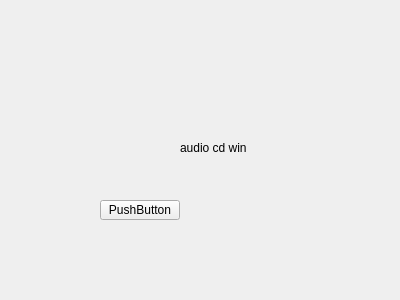
Qt form CaX/widget/audiocdwindow.ui (fsest4u/CaX_03) before a commit.
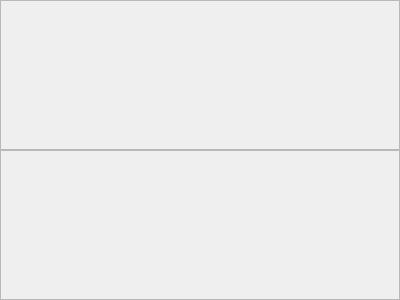
The same form after that commit.

```diff
--- a/CaX/widget/audiocdwindow.ui
+++ b/CaX/widget/audiocdwindow.ui
@@ -13,32 +13,77 @@
   <property name="windowTitle">
    <string>Form</string>
   </property>
-  <widget class="QLabel" name="label">
-   <property name="geometry">
-    <rect>
-     <x>180</x>
-     <y>140</y>
-     <width>101</width>
-     <height>16</height>
-    </rect>
+  <layout class="QVBoxLayout" name="verticalLayout">
+   <property name="spacing">
+    <number>0</number>
    </property>
-   <property name="text">
-    <string>audio cd win</string>
+   <property name="leftMargin">
+    <number>0</number>
    </property>
-  </widget>
-  <widget class="QPushButton" name="pushButton">
-   <property name="geometry">
-    <rect>
-     <x>100</x>
-     <y>200</y>
-     <width>80</width>
-     <height>20</height>
-    </rect>
+   <property name="topMargin">
+    <number>0</number>
    </property>
-   <property name="text">
-    <string>PushButton</string>
+   <property name="rightMargin">
+    <number>0</number>
    </property>
-  </widget>
+   <property name="bottomMargin">
+    <number>0</number>
+   </property>
+   <item>
+    <widget class="QFrame" name="frameTop">
+     <property name="frameShape">
+      <enum>QFrame::StyledPanel</enum>
+     </property>
+     <property name="frameShadow">
+      <enum>QFrame::Raised</enum>
+     </property>
+     <layout class="QGridLayout" name="gridLayoutTop">
+      <property name="leftMargin">
+       <number>0</number>
+      </property>
+      <property name="topMargin">
+       <number>0</number>
+      </property>
+      <property name="rightMargin">
+       <number>0</number>
+      </property>
+      <property name="bottomMargin">
+       <number>0</number>
+      </property>
+      <property name="spacing">
+       <number>0</number>
+      </property>
+     </layout>
+    </widget>
+   </item>
+   <item>
+    <widget class="QFrame" name="frameBottom">
+     <property name="frameShape">
+      <enum>QFrame::StyledPanel</enum>
+     </property>
+     <property name="frameShadow">
+      <enum>QFrame::Raised</enum>
+     </property>
+     <layout class="QGridLayout" name="gridLayoutBottom">
+      <property name="leftMargin">
+       <number>0</number>
+      </property>
+      <property name="topMargin">
+       <number>0</number>
+      </property>
+      <property name="rightMargin">
+       <number>0</number>
+      </property>
+      <property name="bottomMargin">
+       <number>0</number>
+      </property>
+      <property name="spacing">
+       <number>0</number>
+      </property>
+     </layout>
+    </widget>
+   </item>
+  </layout>
  </widget>
  <resources/>
  <connections/>
```
